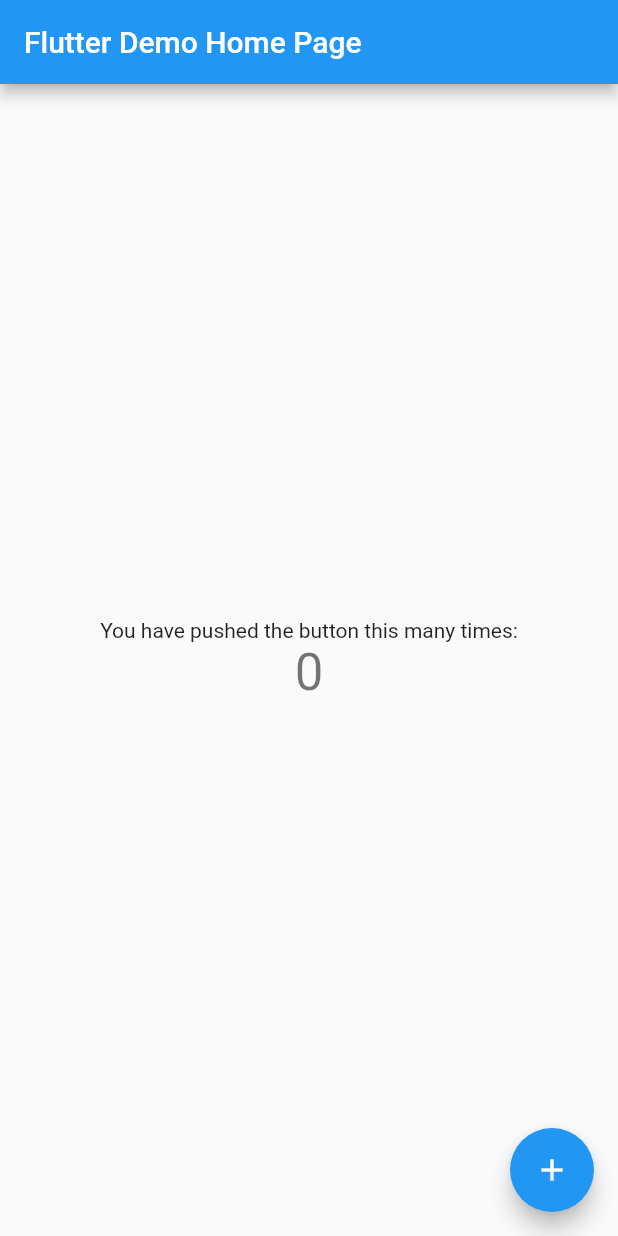
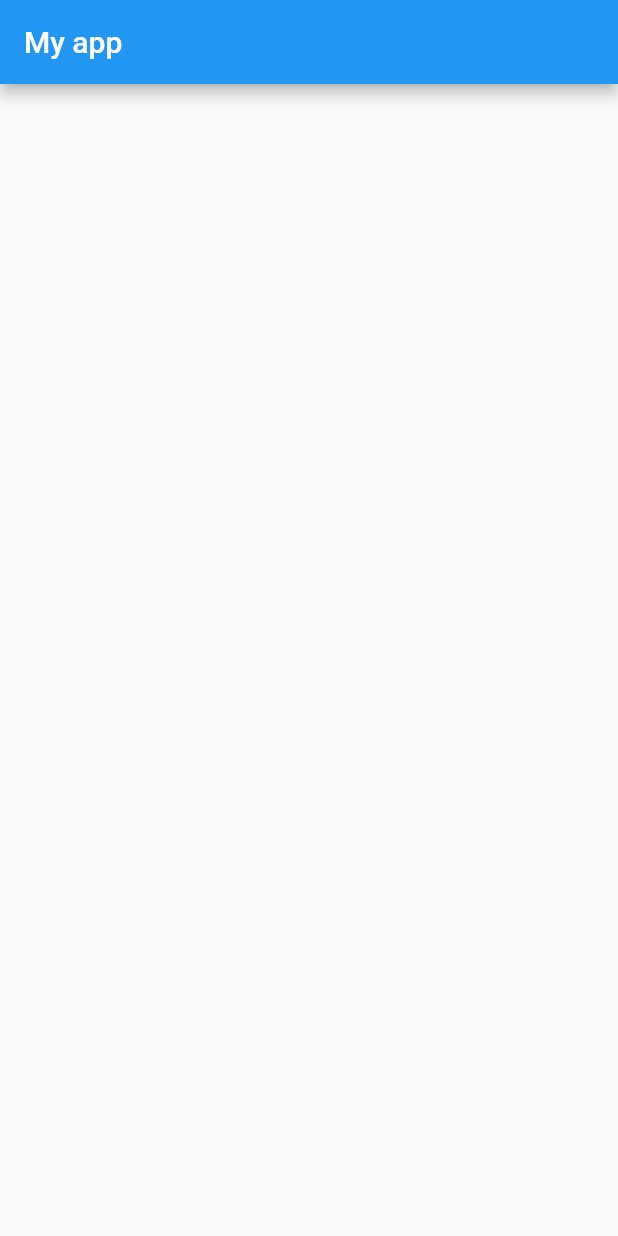
Before and after one commit to GowthamOnCoding/Flutter, a Flutter app: the screen it shows after launch, on a phone screen of 412 x 824 dp. Run offline on Flutter 3.47's test engine with Material 2 defaults, Android fonts, the phone set to English and light mode, and no system bars.

Commit message:
commiting scaffold

```diff
--- a/lib/main.dart
+++ b/lib/main.dart
@@ -1,117 +1,10 @@
 import 'package:flutter/material.dart';
 
 void main() {
-  runApp(MyApp());
+  runApp(MaterialApp(
+      home: Scaffold(
+    appBar: AppBar(
+      title: Text('My app'),
+    ),
+  )));
 }
-
-class MyApp extends StatelessWidget {
-  // This widget is the root of your application.
-  @override
-  Widget build(BuildContext context) {
-    return MaterialApp(
-      title: 'Flutter Demo',
-      theme: ThemeData(
-        // This is the theme of your application.
-        //
-        // Try running your application with "flutter run". You'll see the
-        // application has a blue toolbar. Then, without quitting the app, try
-        // changing the primarySwatch below to Colors.green and then invoke
-        // "hot reload" (press "r" in the console where you ran "flutter run",
-        // or simply save your changes to "hot reload" in a Flutter IDE).
-        // Notice that the counter didn't reset back to zero; the application
-        // is not restarted.
-        primarySwatch: Colors.blue,
-        // This makes the visual density adapt to the platform that you run
-        // the app on. For desktop platforms, the controls will be smaller and
-        // closer together (more dense) than on mobile platforms.
-        visualDensity: VisualDensity.adaptivePlatformDensity,
-      ),
-      home: MyHomePage(title: 'Flutter Demo Home Page'),
-    );
-  }
-}
-
-class MyHomePage extends StatefulWidget {
-  MyHomePage({Key key, this.title}) : super(key: key);
-
-  // This widget is the home page of your application. It is stateful, meaning
-  // that it has a State object (defined below) that contains fields that affect
-  // how it looks.
-
-  // This class is the configuration for the state. It holds the values (in this
-  // case the title) provided by the parent (in this case the App widget) and
-  // used by the build method of the State. Fields in a Widget subclass are
-  // always marked "final".
-
-  final String title;
-
-  @override
-  _MyHomePageState createState() => _MyHomePageState();
-}
-
-class _MyHomePageState extends State<MyHomePage> {
-  int _counter = 0;
-
-  void _incrementCounter() {
-    setState(() {
-      // This call to setState tells the Flutter framework that something has
-      // changed in this State, which causes it to rerun the build method below
-      // so that the display can reflect the updated values. If we changed
-      // _counter without calling setState(), then the build method would not be
-      // called again, and so nothing would appear to happen.
-      _counter++;
-    });
-  }
-
-  @override
-  Widget build(BuildContext context) {
-    // This method is rerun every time setState is called, for instance as done
-    // by the _incrementCounter method above.
-    //
-    // The Flutter framework has been optimized to make rerunning build methods
-    // fast, so that you can just rebuild anything that needs updating rather
-    // than having to individually change instances of widgets.
-    return Scaffold(
-      appBar: AppBar(
-        // Here we take the value from the MyHomePage object that was created by
-        // the App.build method, and use it to set our appbar title.
-        title: Text(widget.title),
-      ),
-      body: Center(
-        // Center is a layout widget. It takes a single child and positions it
-        // in the middle of the parent.
-        child: Column(
-          // Column is also a layout widget. It takes a list of children and
-          // arranges them vertically. By default, it sizes itself to fit its
-          // children horizontally, and tries to be as tall as its parent.
-          //
-          // Invoke "debug painting" (press "p" in the console, choose the
-          // "Toggle Debug Paint" action from the Flutter Inspector in Android
-          // Studio, or the "Toggle Debug Paint" command in Visual Studio Code)
-          // to see the wireframe for each widget.
-          //
-          // Column has various properties to control how it sizes itself and
-          // how it positions its children. Here we use mainAxisAlignment to
-          // center the children vertically; the main axis here is the vertical
-          // axis because Columns are vertical (the cross axis would be
-          // horizontal).
-          mainAxisAlignment: MainAxisAlignment.center,
-          children: <Widget>[
-            Text(
-              'You have pushed the button this many times:',
-            ),
-            Text(
-              '$_counter',
-              style: Theme.of(context).textTheme.headline4,
-            ),
-          ],
-        ),
-      ),
-      floatingActionButton: FloatingActionButton(
-        onPressed: _incrementCounter,
-        tooltip: 'Increment',
-        child: Icon(Icons.add),
-      ), // This trailing comma makes auto-formatting nicer for build methods.
-    );
-  }
-}
```
Also changed, not shown: 1 other file.
